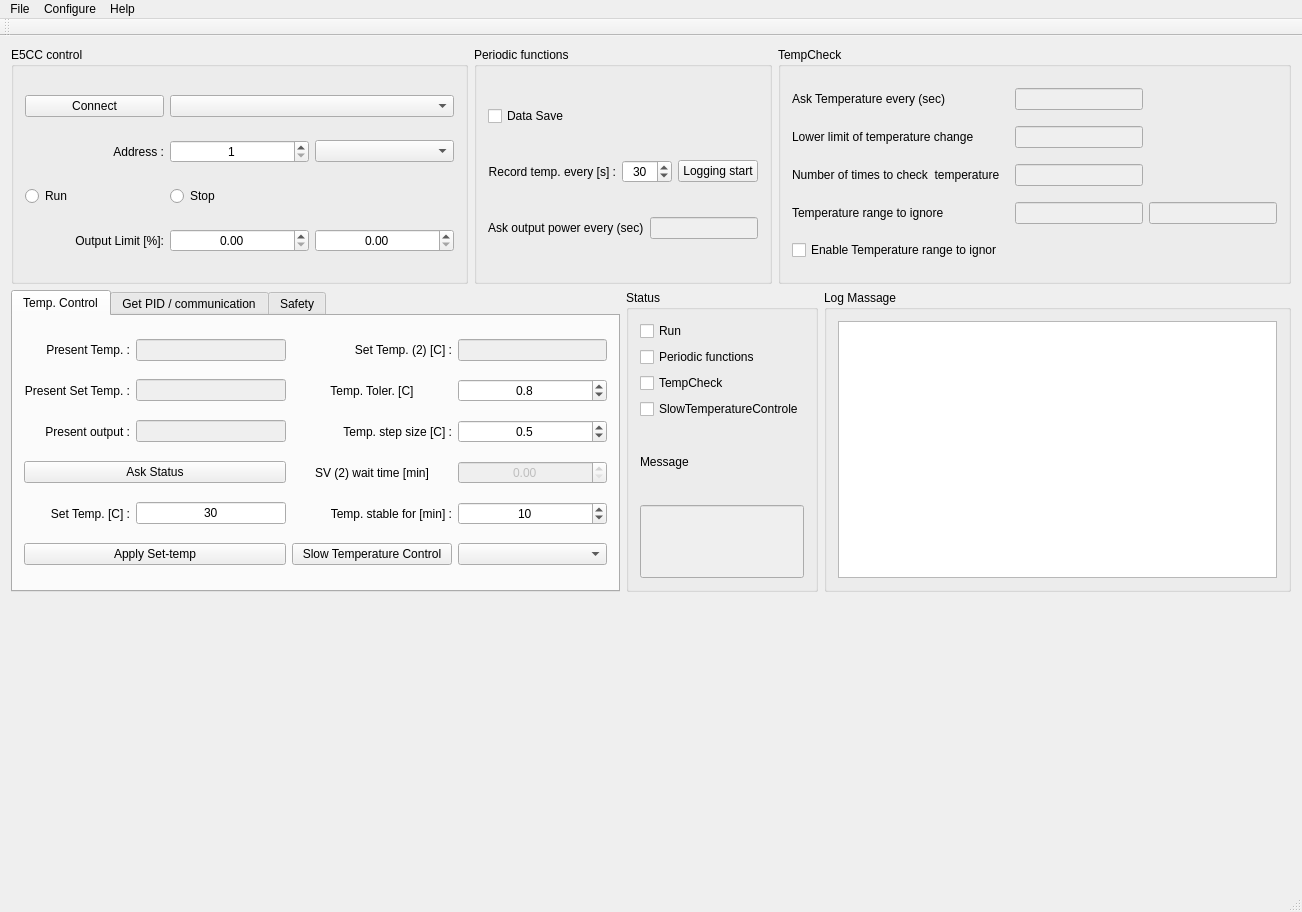
Old version of the form mainwindow.ui in the repository daimiura/OmronPID.
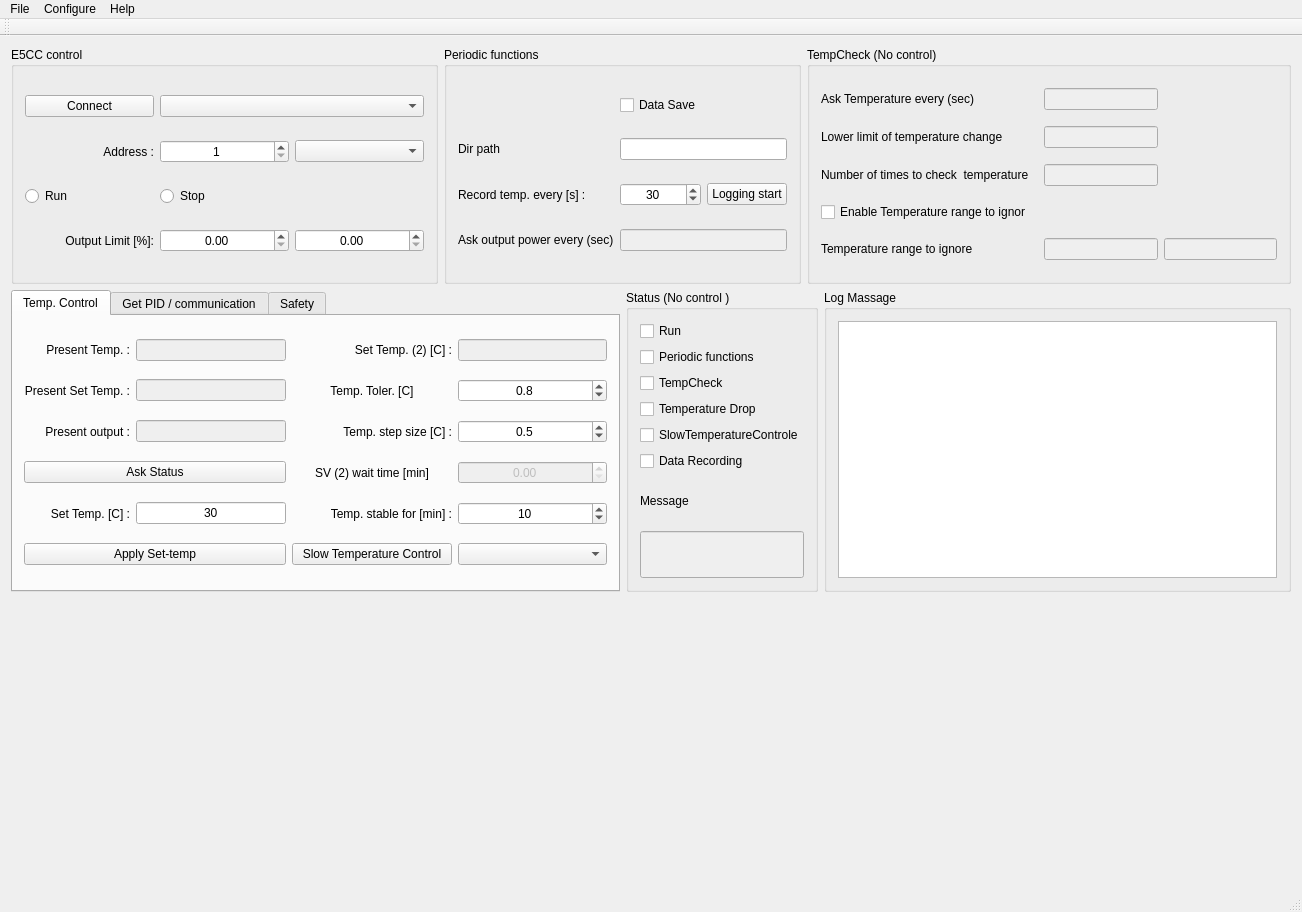
New version of the form. Custom widgets are drawn as their Qt base class.

Commit message: modified askTemp etc.

```diff
--- a/mainwindow.ui
+++ b/mainwindow.ui
@@ -129,7 +129,7 @@
        <string>Periodic functions</string>
       </property>
       <layout class="QGridLayout" name="gridLayout_6">
-       <item row="1" column="1" colspan="2">
+       <item row="3" column="2">
         <widget class="QSpinBox" name="spinBox_TempRecordTime">
          <property name="alignment">
           <set>Qt::AlignCenter</set>
@@ -145,38 +145,35 @@
          </property>
         </widget>
        </item>
-       <item row="2" column="0" colspan="2">
-        <widget class="QLabel" name="label_6">
+       <item row="2" column="0">
+        <widget class="QLabel" name="label_22">
          <property name="text">
-          <string>Ask output power every (sec)</string>
+          <string>Dir path</string>
          </property>
         </widget>
        </item>
-       <item row="2" column="2" colspan="2">
+       <item row="4" column="2" colspan="2">
         <widget class="QLineEdit" name="lineEdit_IntervalAskMV">
          <property name="enabled">
           <bool>false</bool>
          </property>
         </widget>
        </item>
-       <item row="1" column="0">
-        <widget class="QLabel" name="label_3">
-         <property name="text">
-          <string>Record temp. every [s] :</string>
-         </property>
-         <property name="alignment">
-          <set>Qt::AlignRight|Qt::AlignTrailing|Qt::AlignVCenter</set>
-         </property>
-        </widget>
-       </item>
-       <item row="0" column="0">
+       <item row="0" column="2">
         <widget class="QCheckBox" name="checkBox_dataSave">
          <property name="text">
           <string>Data Save</string>
          </property>
         </widget>
        </item>
-       <item row="1" column="3">
+       <item row="4" column="0" colspan="2">
+        <widget class="QLabel" name="label_6">
+         <property name="text">
+          <string>Ask output power every (sec)</string>
+         </property>
+        </widget>
+       </item>
+       <item row="3" column="3">
         <widget class="QPushButton" name="pushButton_Log">
          <property name="text">
           <string>Logging start</string>
@@ -186,6 +183,32 @@
          </property>
         </widget>
        </item>
+       <item row="0" column="0">
+        <spacer name="horizontalSpacer">
+         <property name="orientation">
+          <enum>Qt::Horizontal</enum>
+         </property>
+         <property name="sizeHint" stdset="0">
+          <size>
+           <width>40</width>
+           <height>20</height>
+          </size>
+         </property>
+        </spacer>
+       </item>
+       <item row="3" column="0" colspan="2">
+        <widget class="QLabel" name="label_3">
+         <property name="text">
+          <string>Record temp. every [s] :</string>
+         </property>
+         <property name="alignment">
+          <set>Qt::AlignLeading|Qt::AlignLeft|Qt::AlignVCenter</set>
+         </property>
+        </widget>
+       </item>
+       <item row="2" column="2" colspan="2">
+        <widget class="QLineEdit" name="lineEdit"/>
+       </item>
       </layout>
      </widget>
     </item>
@@ -198,7 +221,7 @@
        </sizepolicy>
       </property>
       <property name="title">
-       <string>TempCheck</string>
+       <string>TempCheck (No control)</string>
       </property>
       <layout class="QGridLayout" name="gridLayout_2">
        <item row="1" column="0">
@@ -208,30 +231,6 @@
          </property>
         </widget>
        </item>
-       <item row="3" column="0">
-        <widget class="QLabel" name="label_17">
-         <property name="text">
-          <string>Temperature range to ignore</string>
-         </property>
-        </widget>
-       </item>
-       <item row="3" column="2">
-        <widget class="QLineEdit" name="lineEdit_IgnoreLower">
-         <property name="enabled">
-          <bool>false</bool>
-         </property>
-        </widget>
-       </item>
-       <item row="4" column="0">
-        <widget class="QCheckBox" name="checkBox_Ignore">
-         <property name="enabled">
-          <bool>true</bool>
-         </property>
-         <property name="text">
-          <string>Enable Temperature range to ignor</string>
-         </property>
-        </widget>
-       </item>
        <item row="0" column="2">
         <widget class="QLineEdit" name="lineEdit_IntervalAskTemp">
          <property name="enabled">
@@ -246,13 +245,6 @@
          </property>
         </widget>
        </item>
-       <item row="3" column="3">
-        <widget class="QLineEdit" name="lineEdit_IgnoreUpper">
-         <property name="enabled">
-          <bool>false</bool>
-         </property>
-        </widget>
-       </item>
        <item row="2" column="0" colspan="2">
         <widget class="QLabel" name="label_15">
          <property name="text">
@@ -274,6 +266,40 @@
          </property>
         </widget>
        </item>
+       <item row="4" column="2">
+        <widget class="QLineEdit" name="lineEdit_IgnoreLower">
+         <property name="enabled">
+          <bool>false</bool>
+         </property>
+        </widget>
+       </item>
+       <item row="4" column="3">
+        <widget class="QLineEdit" name="lineEdit_IgnoreUpper">
+         <property name="enabled">
+          <bool>false</bool>
+         </property>
+        </widget>
+       </item>
+       <item row="4" column="0">
+        <widget class="QLabel" name="label_17">
+         <property name="text">
+          <string>Temperature range to ignore</string>
+         </property>
+        </widget>
+       </item>
+       <item row="3" column="0">
+        <widget class="QCheckBox" name="checkBox_Ignore">
+         <property name="enabled">
+          <bool>true</bool>
+         </property>
+         <property name="text">
+          <string>Enable Temperature range to ignor</string>
+         </property>
+         <property name="checkable">
+          <bool>false</bool>
+         </property>
+        </widget>
+       </item>
       </layout>
      </widget>
     </item>
@@ -736,7 +762,7 @@
     <item row="1" column="2" colspan="2">
      <widget class="QGroupBox" name="groupBox_4">
       <property name="title">
-       <string>Status</string>
+       <string>Status (No control )</string>
       </property>
       <layout class="QVBoxLayout" name="verticalLayout">
        <item>
@@ -760,6 +786,13 @@
          </property>
         </widget>
        </item>
+       <item>
+        <widget class="QCheckBox" name="checkBox_6">
+         <property name="text">
+          <string>Temperature Drop</string>
+         </property>
+        </widget>
+       </item>
        <item>
         <widget class="QCheckBox" name="checkBox_3">
          <property name="text">
@@ -767,6 +800,13 @@
          </property>
         </widget>
        </item>
+       <item>
+        <widget class="QCheckBox" name="checkBox_5">
+         <property name="text">
+          <string>Data Recording</string>
+         </property>
+        </widget>
+       </item>
        <item>
         <widget class="QLabel" name="label_18">
          <property name="text">
```
The commit also changes 2 other files.
